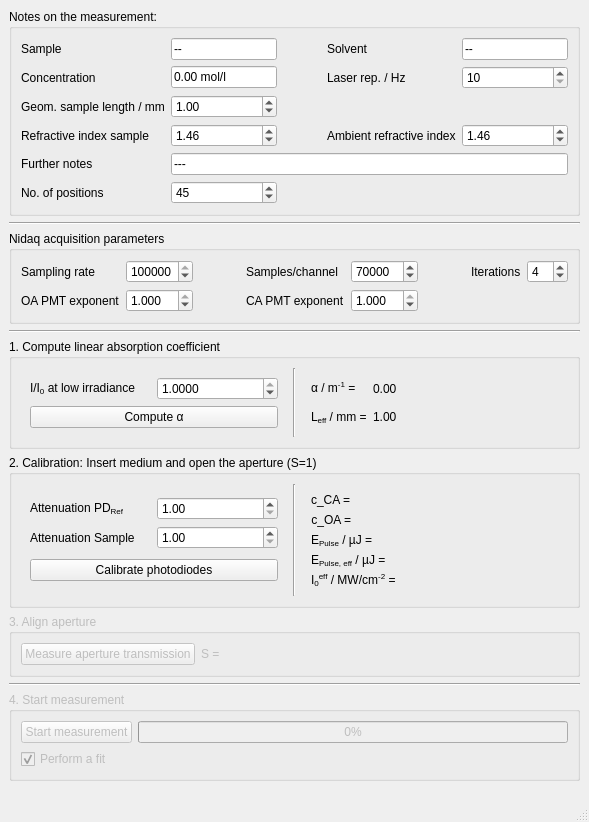
First picture: the form in gui_design/design.ui, repository FabianKonig/zScanMeasurementManager, before the edit.
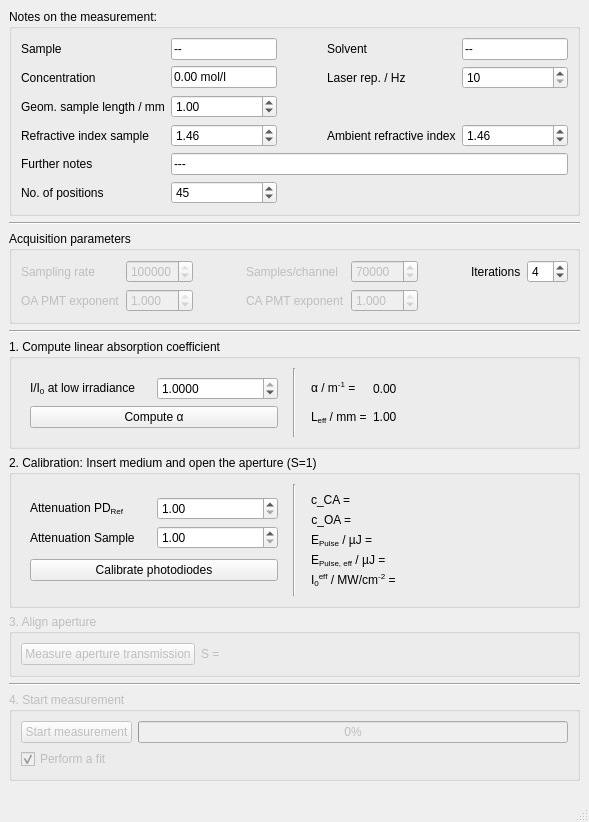
Second picture: the form after the edit.

The edit to the form file:
```diff
--- a/gui_design/design.ui
+++ b/gui_design/design.ui
@@ -260,11 +260,14 @@
        </sizepolicy>
       </property>
       <property name="title">
-       <string>Nidaq acquisition parameters</string>
+       <string>Acquisition parameters</string>
       </property>
       <layout class="QGridLayout" name="gridLayout_6">
        <item row="0" column="1">
         <widget class="QSpinBox" name="spinBox_samplingRate">
+         <property name="enabled">
+          <bool>false</bool>
+         </property>
          <property name="minimum">
           <number>1000</number>
          </property>
@@ -307,6 +310,9 @@
        </item>
        <item row="0" column="3">
         <widget class="QLabel" name="label_samplesPerChannel">
+         <property name="enabled">
+          <bool>false</bool>
+         </property>
          <property name="text">
           <string>Samples/channel</string>
          </property>
@@ -331,6 +337,9 @@
        </item>
        <item row="0" column="4">
         <widget class="QSpinBox" name="spinBox_samplesPerChannel">
+         <property name="enabled">
+          <bool>false</bool>
+         </property>
          <property name="minimum">
           <number>3000</number>
          </property>
@@ -347,6 +356,9 @@
        </item>
        <item row="0" column="0">
         <widget class="QLabel" name="label_samplingRate">
+         <property name="enabled">
+          <bool>false</bool>
+         </property>
          <property name="text">
           <string>Sampling rate</string>
          </property>
@@ -354,6 +366,9 @@
        </item>
        <item row="1" column="0">
         <widget class="QLabel" name="label_oa_pmt_exponent">
+         <property name="enabled">
+          <bool>false</bool>
+         </property>
          <property name="text">
           <string>OA PMT exponent</string>
          </property>
@@ -361,6 +376,9 @@
        </item>
        <item row="1" column="1">
         <widget class="QDoubleSpinBox" name="doubleSpinBox_oa_pmt_exponent">
+         <property name="enabled">
+          <bool>false</bool>
+         </property>
          <property name="decimals">
           <number>3</number>
          </property>
@@ -390,6 +408,9 @@
        </item>
        <item row="1" column="3">
         <widget class="QLabel" name="labe_ca_pmt_exponent">
+         <property name="enabled">
+          <bool>false</bool>
+         </property>
          <property name="text">
           <string>CA PMT exponent</string>
          </property>
@@ -397,6 +418,9 @@
        </item>
        <item row="1" column="4">
         <widget class="QDoubleSpinBox" name="doubleSpinBox_ca_pmt_exponent">
+         <property name="enabled">
+          <bool>false</bool>
+         </property>
          <property name="decimals">
           <number>3</number>
          </property>
```
Left out of the diff: 2 changed lines with no effect on the pictures.
